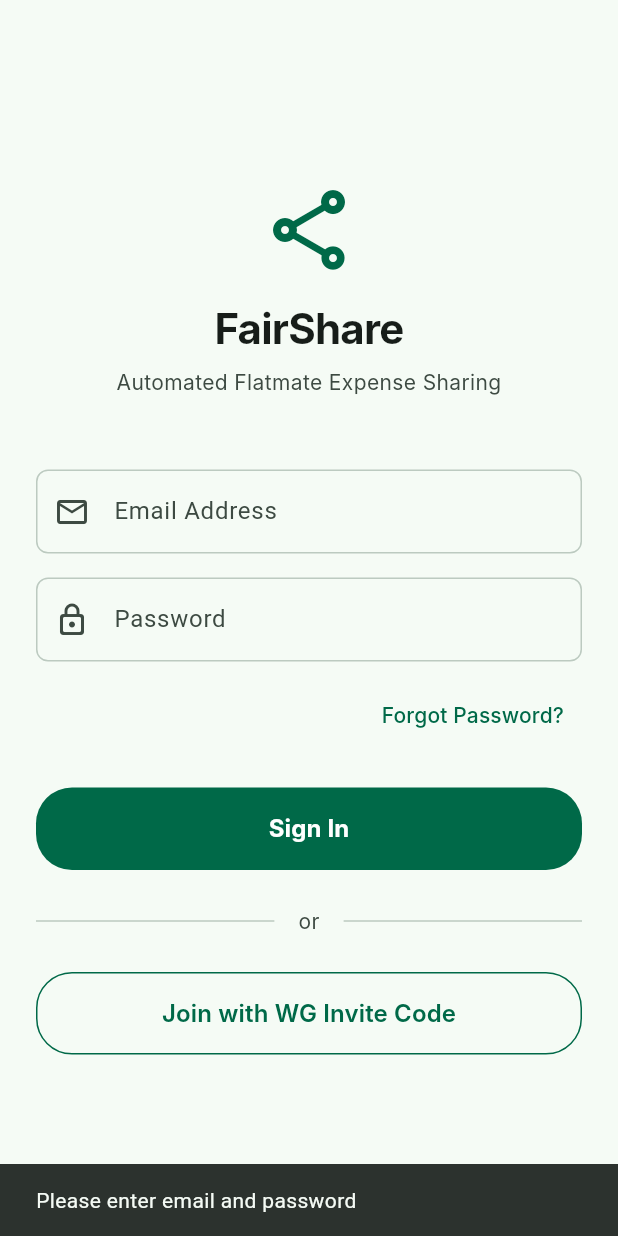
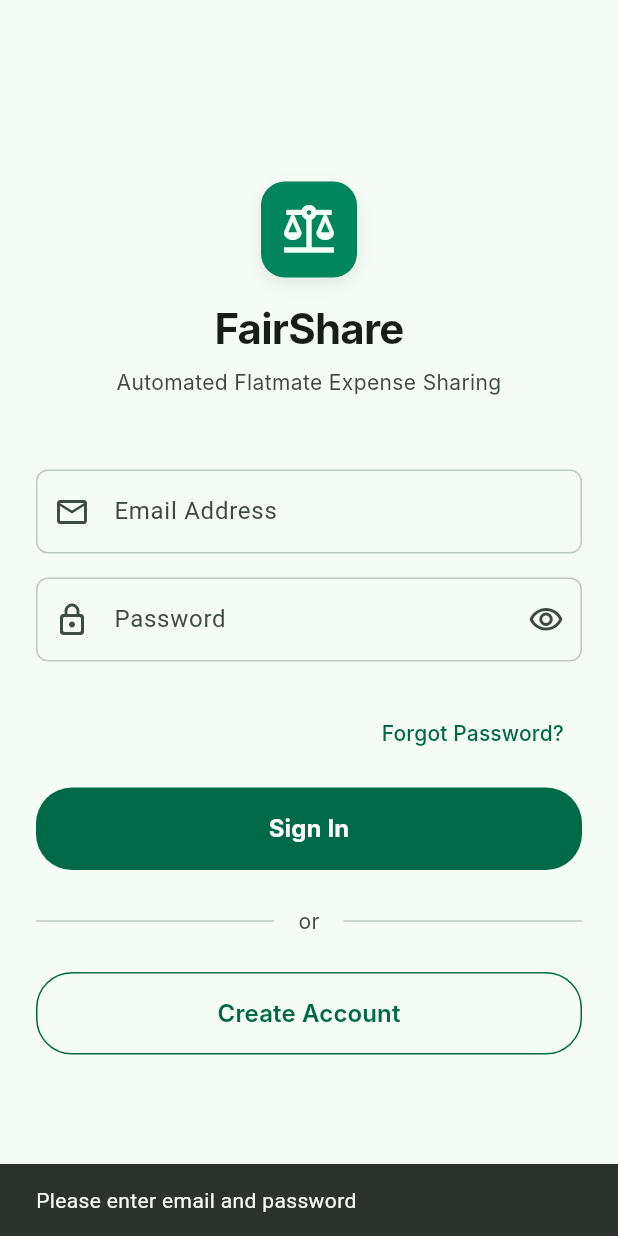
Before and after one commit to mahmoudmossa/fair_share, a Flutter app: the screen it shows after launch, after a tap on "Sign In", on a phone screen of 412 x 824 dp. Run offline on Flutter 3.47's test engine with Material 3 defaults, Android fonts, the phone set to English and light mode, and no system bars; our stand-ins replace auto_route, cloud_firestore, dartz, easy_localization, firebase_auth, firebase_core and 8 more; accounts and stored records are empty; generated files the repository leaves out were written again; Roboto replaces fonts that are missing (Inter).

Commit message:
feat: create account

```diff
--- a/lib/core/constants/auth_keys.dart
+++ b/lib/core/constants/auth_keys.dart
@@ -5,4 +5,7 @@ class AuthKeys {
   final emailField = const Key('emailField');
   final passwordField = const Key('passwordField');
   final signInButton = const Key('signInButton');
+  final confirmPasswordField = const Key('confirmPasswordField');
+  final signUpButton = const Key('signUpButton');
+  final toggleAuthModeButton = const Key('toggleAuthModeButton');
 }
--- a/lib/features/auth/presentation/provider/auth_notifier_provider.dart
+++ b/lib/features/auth/presentation/provider/auth_notifier_provider.dart
@@ -3,6 +3,7 @@ import 'package:shared_core/shared_core.dart';
 import '../../domain/entities/user_entity.dart';
 import '../../domain/use_cases/sign_in_use_case.dart';
 import '../../domain/use_cases/sign_out_use_case.dart';
+import '../../domain/use_cases/sign_up_use_case.dart';
 
 part 'auth_notifier_provider.g.dart';
 
@@ -23,6 +24,16 @@ class AuthNotifier extends _$AuthNotifier {
     );
   }
 
+  Future<void> signUp(String email, String password) async {
+    state = const ActionLoading();
+    final useCase = ref.read(signUpUseCaseProvider);
+    final result = await useCase(email, password);
+    state = result.fold(
+      (error) => ActionError(error),
+      (user) => ActionSuccess(user),
+    );
+  }
+
   Future<void> signOut() async {
     state = const ActionLoading();
     final useCase = ref.read(signOutUseCaseProvider);
--- a/lib/features/auth/presentation/screens/login_screen.dart
+++ b/lib/features/auth/presentation/screens/login_screen.dart
@@ -15,11 +15,7 @@ class LoginScreen extends HookConsumerWidget {
 
   @override
   Widget build(BuildContext context, WidgetRef ref) {
-    final emailController = useTextEditingController();
-    final passwordController = useTextEditingController();
-    final state = ref.watch(authProvider);
-    final theme = Theme.of(context);
-    final colorScheme = theme.colorScheme;
+    final colorScheme = Theme.of(context).colorScheme;
 
     // Listen to authentication provider states
     ref.listen(authProvider, (previous, next) {
@@ -46,25 +42,133 @@ class LoginScreen extends HookConsumerWidget {
 
     return Scaffold(
       backgroundColor: colorScheme.surface,
-      body: SafeArea(
+      body: const SafeArea(
         child: Center(
           child: SingleChildScrollView(
-            padding: const EdgeInsets.symmetric(
+            padding: EdgeInsets.symmetric(
               horizontal: 24.0,
               vertical: 16.0,
             ),
-            child: Column(
+            child: _LoginContent(),
+          ),
+        ),
+      ),
+    );
+  }
+}
+
+class _LoginContent extends HookConsumerWidget {
+  const _LoginContent();
+
+  @override
+  Widget build(BuildContext context, WidgetRef ref) {
+    final emailController = useTextEditingController();
+    final passwordController = useTextEditingController();
+    final confirmPasswordController = useTextEditingController();
+    final isLoginMode = useState(true);
+    final state = ref.watch(authProvider);
+
+    void handleSubmit() {
+      final email = emailController.text.trim();
+      final password = passwordController.text;
+
+      if (isLoginMode.value) {
+        if (email.isNotEmpty && password.isNotEmpty) {
+          ref.read(authProvider.notifier).signIn(email, password);
+        } else {
+          ScaffoldMessenger.of(context).showSnackBar(
+            SnackBar(
+              content: Text(LocaleKeys.login_validation_empty.tr()),
+            ),
+          );
+        }
+      } else {
+        final confirmPassword = confirmPasswordController.text;
+        if (email.isEmpty || password.isEmpty) {
+          ScaffoldMessenger.of(context).showSnackBar(
+            SnackBar(
+              content: Text(LocaleKeys.login_validation_empty.tr()),
+            ),
+          );
+          return;
+        }
+        if (confirmPassword.isEmpty) {
+          ScaffoldMessenger.of(context).showSnackBar(
+            SnackBar(
+              content: Text(LocaleKeys.login_confirm_password_empty.tr()),
+            ),
+          );
+          return;
+        }
+        if (password != confirmPassword) {
+          ScaffoldMessenger.of(context).showSnackBar(
+            SnackBar(
+              content: Text(LocaleKeys.login_passwords_do_not_match.tr()),
+            ),
+          );
+          return;
+        }
+        ref.read(authProvider.notifier).signUp(email, password);
+      }
+    }
+
+    return Column(
       mainAxisAlignment: MainAxisAlignment.center,
       crossAxisAlignment: CrossAxisAlignment.stretch,
       children: [
-                // Top Logo
-                Icon(
-                  Icons.share_outlined,
-                  size: 64,
-                  color: colorScheme.primary,
+        const _LogoSection(),
+        const SizedBox(height: 48),
+        _AuthForm(
+          emailController: emailController,
+          passwordController: passwordController,
+          confirmPasswordController: confirmPasswordController,
+          isLoginMode: isLoginMode.value,
+        ),
+        const SizedBox(height: 24),
+        _ActionButtons(
+          isLoginMode: isLoginMode.value,
+          isLoading: state is ActionLoading,
+          onPrimaryPressed: handleSubmit,
+          onToggleModePressed: () => isLoginMode.value = !isLoginMode.value,
+        ),
+      ],
+    );
+  }
+}
+
+class _LogoSection extends StatelessWidget {
+  const _LogoSection();
+
+  @override
+  Widget build(BuildContext context) {
+    final theme = Theme.of(context);
+    final colorScheme = theme.colorScheme;
+
+    return Column(
+      children: [
+        Container(
+          width: 64,
+          height: 64,
+          decoration: BoxDecoration(
+            color: colorScheme.primaryContainer,
+            borderRadius: BorderRadius.circular(16),
+            boxShadow: [
+              BoxShadow(
+                color: colorScheme.shadow.withOpacity(0.08),
+                blurRadius: 8,
+                offset: const Offset(0, 4),
+              ),
+            ],
+          ),
+          child: Center(
+            child: Icon(
+              Icons.balance,
+              size: 40,
+              color: colorScheme.onPrimaryContainer,
+            ),
+          ),
         ),
         const SizedBox(height: 16),
-                // Brand Name
         Text(
           LocaleKeys.login_title.tr(),
           style: theme.textTheme.headlineMedium?.copyWith(
@@ -76,7 +180,6 @@ class LoginScreen extends HookConsumerWidget {
           textAlign: TextAlign.center,
         ),
         const SizedBox(height: 8),
-                // Subtitle
         Text(
           LocaleKeys.login_subtitle.tr(),
           style: theme.textTheme.bodyMedium?.copyWith(
@@ -85,8 +188,34 @@ class LoginScreen extends HookConsumerWidget {
           ),
           textAlign: TextAlign.center,
         ),
-                const SizedBox(height: 48),
-                // Email Field
+      ],
+    );
+  }
+}
+
+class _AuthForm extends HookWidget {
+  final TextEditingController emailController;
+  final TextEditingController passwordController;
+  final TextEditingController confirmPasswordController;
+  final bool isLoginMode;
+
+  const _AuthForm({
+    required this.emailController,
+    required this.passwordController,
+    required this.confirmPasswordController,
+    required this.isLoginMode,
+  });
+
+  @override
+  Widget build(BuildContext context) {
+    final theme = Theme.of(context);
+    final colorScheme = theme.colorScheme;
+    final obscurePassword = useState(true);
+    final obscureConfirmPassword = useState(true);
+
+    return Column(
+      crossAxisAlignment: CrossAxisAlignment.stretch,
+      children: [
         TextFormField(
           key: AppKeys.auth.emailField,
           controller: emailController,
@@ -111,15 +240,22 @@ class LoginScreen extends HookConsumerWidget {
           ),
         ),
         const SizedBox(height: 16),
-                // Password Field
         TextFormField(
           key: AppKeys.auth.passwordField,
           controller: passwordController,
-                  obscureText: true,
+          obscureText: obscurePassword.value,
           style: const TextStyle(fontFamily: 'Inter'),
           decoration: InputDecoration(
             labelText: LocaleKeys.login_password_label.tr(),
             prefixIcon: const Icon(Icons.lock_outline_rounded),
+            suffixIcon: IconButton(
+              icon: Icon(
+                obscurePassword.value
+                    ? Icons.visibility_outlined
+                    : Icons.visibility_off_outlined,
+              ),
+              onPressed: () => obscurePassword.value = !obscurePassword.value,
+            ),
             labelStyle: TextStyle(color: colorScheme.onSurfaceVariant),
             floatingLabelStyle: TextStyle(color: colorScheme.primary),
             enabledBorder: OutlineInputBorder(
@@ -135,8 +271,68 @@ class LoginScreen extends HookConsumerWidget {
             ),
           ),
         ),
-                const SizedBox(height: 12),
-                // Forgot Password Link
+        if (!isLoginMode) ...[
+          const SizedBox(height: 16),
+          TextFormField(
+            key: AppKeys.auth.confirmPasswordField,
+            controller: confirmPasswordController,
+            obscureText: obscureConfirmPassword.value,
+            style: const TextStyle(fontFamily: 'Inter'),
+            decoration: InputDecoration(
+              labelText: LocaleKeys.login_confirm_password_label.tr(),
+              prefixIcon: const Icon(Icons.lock_outline_rounded),
+              suffixIcon: IconButton(
+                icon: Icon(
+                  obscureConfirmPassword.value
+                      ? Icons.visibility_outlined
+                      : Icons.visibility_off_outlined,
+                ),
+                onPressed: () =>
+                    obscureConfirmPassword.value = !obscureConfirmPassword.value,
+              ),
+              labelStyle: TextStyle(color: colorScheme.onSurfaceVariant),
+              floatingLabelStyle: TextStyle(color: colorScheme.primary),
+              enabledBorder: OutlineInputBorder(
+                borderRadius: BorderRadius.circular(8),
+                borderSide: BorderSide(color: colorScheme.outlineVariant),
+              ),
+              focusedBorder: OutlineInputBorder(
+                borderRadius: BorderRadius.circular(8),
+                borderSide: BorderSide(
+                  color: colorScheme.primary,
+                  width: 2,
+                ),
+              ),
+            ),
+          ),
+        ],
+      ],
+    );
+  }
+}
+
+class _ActionButtons extends StatelessWidget {
+  final bool isLoginMode;
+  final bool isLoading;
+  final VoidCallback onPrimaryPressed;
+  final VoidCallback onToggleModePressed;
+
+  const _ActionButtons({
+    required this.isLoginMode,
+    required this.isLoading,
+    required this.onPrimaryPressed,
+    required this.onToggleModePressed,
+  });
+
+  @override
+  Widget build(BuildContext context) {
+    final theme = Theme.of(context);
+    final colorScheme = theme.colorScheme;
+
+    return Column(
+      crossAxisAlignment: CrossAxisAlignment.stretch,
+      children: [
+        if (isLoginMode) ...[
           Align(
             alignment: Alignment.centerRight,
             child: TextButton(
@@ -151,29 +347,11 @@ class LoginScreen extends HookConsumerWidget {
               ),
             ),
           ),
-                const SizedBox(height: 24),
-                // Sign In Button
+          const SizedBox(height: 12),
+        ],
         ElevatedButton(
-                  key: AppKeys.auth.signInButton,
-                  onPressed: state is ActionLoading
-                      ? null
-                      : () {
-                          final email = emailController.text.trim();
-                          final password = passwordController.text;
-                          if (email.isNotEmpty && password.isNotEmpty) {
-                            ref
-                                .read(authProvider.notifier)
-                                .signIn(email, password);
-                          } else {
-                            ScaffoldMessenger.of(context).showSnackBar(
-                              SnackBar(
-                                content: Text(
-                                  LocaleKeys.login_validation_empty.tr(),
-                                ),
-                              ),
-                            );
-                          }
-                        },
+          key: isLoginMode ? AppKeys.auth.signInButton : AppKeys.auth.signUpButton,
+          onPressed: isLoading ? null : onPrimaryPressed,
           style: ElevatedButton.styleFrom(
             padding: const EdgeInsets.symmetric(vertical: 16),
             backgroundColor: colorScheme.primary,
@@ -183,7 +361,7 @@ class LoginScreen extends HookConsumerWidget {
               borderRadius: BorderRadius.circular(24),
             ),
           ),
-                  child: state is ActionLoading
+          child: isLoading
               ? SizedBox(
                   height: 20,
                   width: 20,
@@ -193,7 +371,9 @@ class LoginScreen extends HookConsumerWidget {
                   ),
                 )
               : Text(
-                          LocaleKeys.login_sign_in.tr(),
+                  isLoginMode
+                      ? LocaleKeys.login_sign_in.tr()
+                      : LocaleKeys.login_sign_up.tr(),
                   style: const TextStyle(
                     fontFamily: 'Inter',
                     fontSize: 16,
@@ -202,7 +382,6 @@ class LoginScreen extends HookConsumerWidget {
                 ),
         ),
         const SizedBox(height: 24),
-                // Or separator
         Row(
           children: [
             Expanded(
@@ -224,9 +403,9 @@ class LoginScreen extends HookConsumerWidget {
           ],
         ),
         const SizedBox(height: 24),
-                // Invite Code Button
         OutlinedButton(
-                  onPressed: () {},
+          key: AppKeys.auth.toggleAuthModeButton,
+          onPressed: onToggleModePressed,
           style: OutlinedButton.styleFrom(
             padding: const EdgeInsets.symmetric(vertical: 16),
             side: BorderSide(color: colorScheme.primary),
@@ -235,7 +414,9 @@ class LoginScreen extends HookConsumerWidget {
             ),
           ),
           child: Text(
-                    LocaleKeys.login_join_with_code.tr(),
+            isLoginMode
+                ? LocaleKeys.login_create_account.tr()
+                : LocaleKeys.login_already_have_account.tr(),
             style: TextStyle(
               fontFamily: 'Inter',
               color: colorScheme.primary,
@@ -245,10 +426,6 @@ class LoginScreen extends HookConsumerWidget {
           ),
         ),
       ],
-            ),
-          ),
-        ),
-      ),
     );
   }
 }
```
Also changed, not shown: assets/translations/de.json (+7 -1 lines), assets/translations/en.json (+7 -1 lines), 2 other files. Lines whose indentation alone changed are shown as unchanged.
